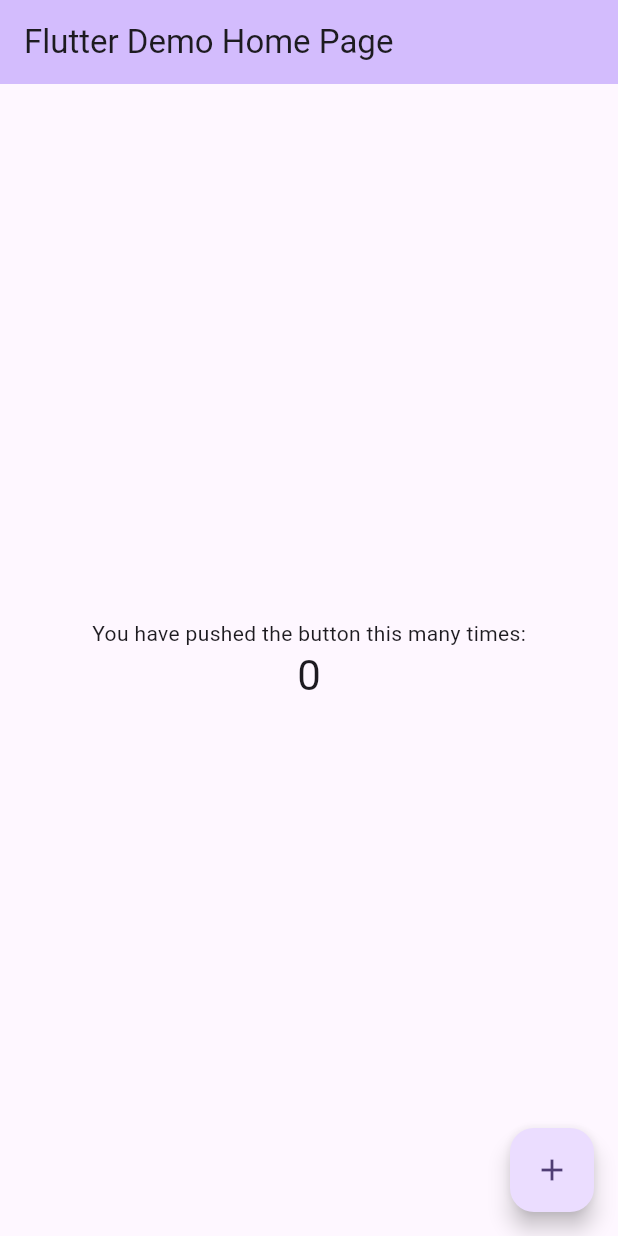
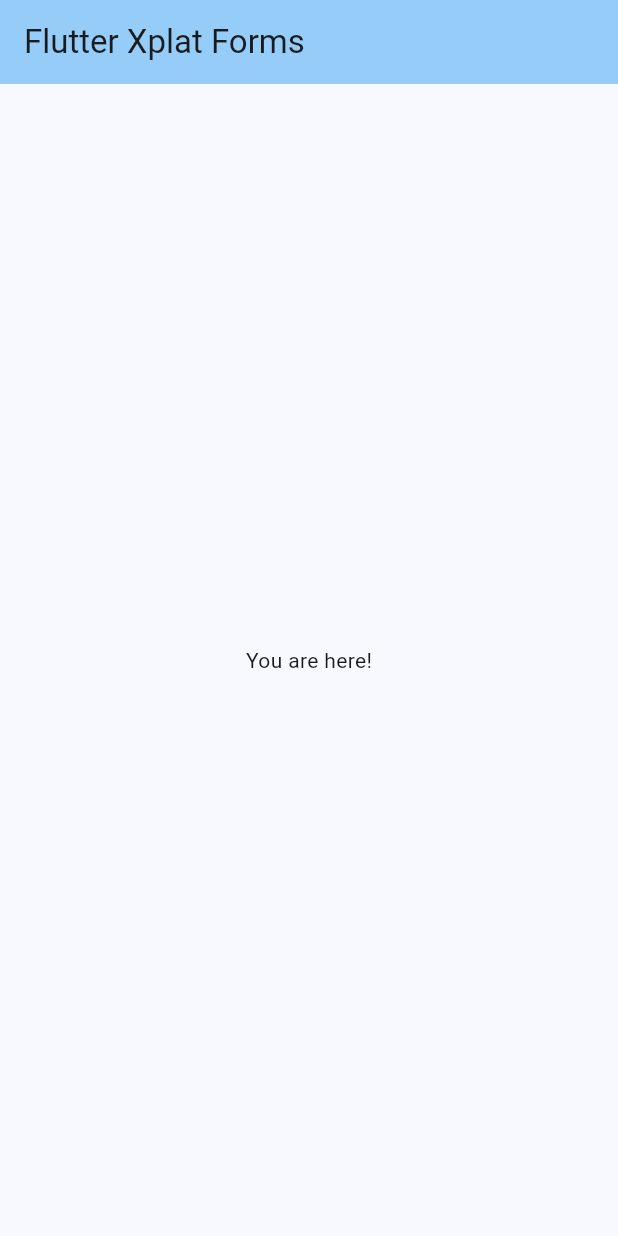
Before and after one commit to carljdp/flutter_xplat_forms, a Flutter app: the screen it shows after launch, on a phone screen of 412 x 824 dp. Run offline on Flutter 3.47's test engine with Material 2 defaults, Android fonts, the phone set to English and light mode, and no system bars.

Commit message:
remove counter feature

```diff
--- a/lib/main.dart
+++ b/lib/main.dart
@@ -9,59 +9,37 @@
   @override
   Widget build(BuildContext context) {
     return MaterialApp(
-      title: 'Flutter Demo',
+      title: 'Flutter Xplat Forms',
       theme: ThemeData(
-        colorScheme: ColorScheme.fromSeed(seedColor: Colors.deepPurple),
+        colorScheme: ColorScheme.fromSeed(seedColor: Colors.lightBlue),
         useMaterial3: true,
       ),
-      home: const MyHomePage(title: 'Flutter Demo Home Page'),
+      home: const MyHomePage(title: 'Flutter Xplat Forms'),
     );
   }
 }
 
-class MyHomePage extends StatefulWidget {
+class MyHomePage extends StatelessWidget {
   const MyHomePage({super.key, required this.title});
   final String title;
-
-  @override
-  State<MyHomePage> createState() => _MyHomePageState();
-}
-
-class _MyHomePageState extends State<MyHomePage> {
-  int _counter = 0;
-
-  void _incrementCounter() {
-    setState(() {
-      _counter++;
-    });
-  }
 
   @override
   Widget build(BuildContext context) {
     return Scaffold(
       appBar: AppBar(
         backgroundColor: Theme.of(context).colorScheme.inversePrimary,
-        title: Text(widget.title),
+        title: Text(title),
       ),
-      body: Center(
+      body: const Center(
         child: Column(
           mainAxisAlignment: MainAxisAlignment.center,
           children: <Widget>[
-            const Text(
-              'You have pushed the button this many times:',
-            ),
             Text(
-              '$_counter',
-              style: Theme.of(context).textTheme.headlineMedium,
+              'You are here!',
             ),
           ],
         ),
       ),
-      floatingActionButton: FloatingActionButton(
-        onPressed: _incrementCounter,
-        tooltip: 'Increment',
-        child: const Icon(Icons.add),
-      ),
     );
   }
 }
```
